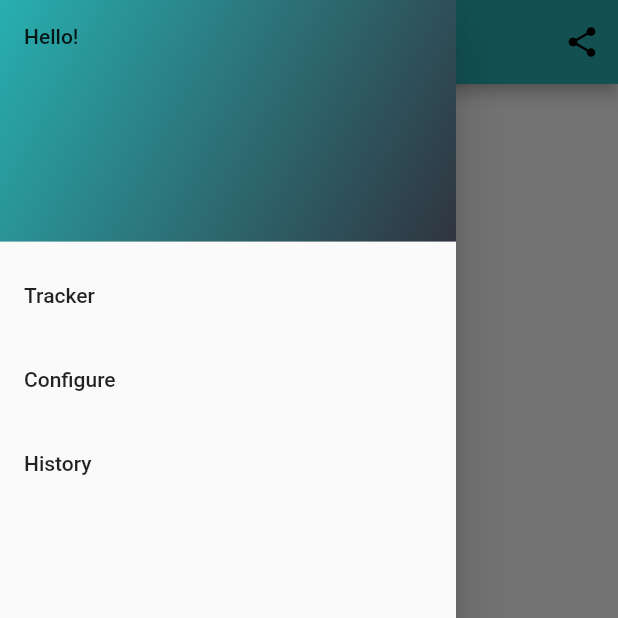
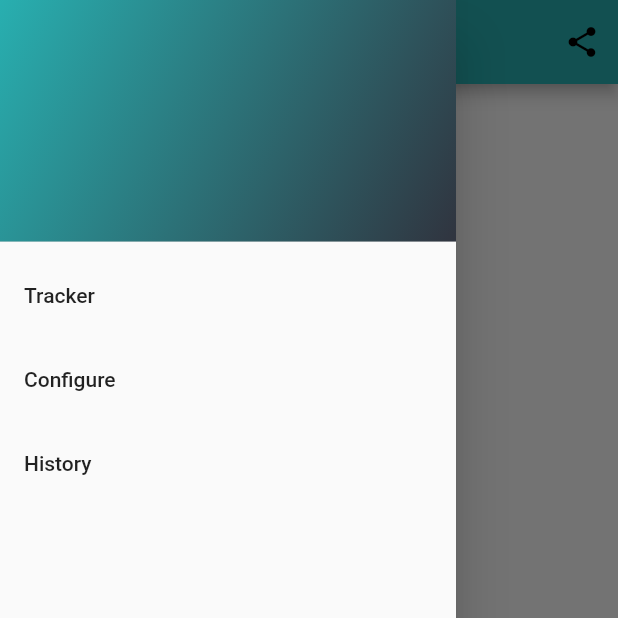
Before and after one commit to hertelukas/stattrack, a Flutter app: the screen it shows after launch, with the side drawer open, on a phone screen of 412 x 824 dp, the top half of it. Run offline on Flutter 3.47's test engine with Material 2 defaults, Android fonts, the phone set to English and light mode, and no system bars; our stand-ins replace share_plus.

Commit message:
UI fixes and a new info button when adding a new tracker

```diff
--- a/lib/configurationUI.dart
+++ b/lib/configurationUI.dart
@@ -108,7 +108,29 @@ class _AddTrackerFormState extends State<_AddTrackerForm> {
   Widget build(BuildContext context) {
     return Scaffold(
         appBar: AppBar(
-          title: const Text('Create a new Item'),
+          title: const Text('Create a new item'),
+          actions: <Widget>[
+            IconButton(
+              icon: Icon(Icons.info_outline),
+              onPressed: () {
+                showDialog<String>(
+                  context: context,
+                  builder: (BuildContext context) => AlertDialog(
+                    title: Text("Adding a new tracker"),
+                    content: const Text(
+                        "Add a new tracker. Use these trackers to keep track of everything you like. " +
+                            "Furthermore you can use a Checkbox as filter for the analysis of your data."),
+                    actions: <Widget>[
+                      TextButton(
+                        onPressed: () => Navigator.pop(context, 'OK'),
+                        child: const Text('OK'),
+                      ),
+                    ],
+                  ),
+                );
+              },
+            ),
+          ],
         ),
         body: Form(
             key: _formKey,
--- a/lib/main.dart
+++ b/lib/main.dart
@@ -5,19 +5,7 @@ import 'package:stattrack/trackerUI.dart';
 import 'package:stattrack/historyUI.dart';
 import 'package:stattrack/data.dart';
 import 'package:share_plus/share_plus.dart';
-
-final Map<int, Color> color = {
-  50: Color.fromRGBO(4, 131, 184, .1),
-  100: Color.fromRGBO(4, 131, 184, .2),
-  200: Color.fromRGBO(4, 131, 184, .3),
-  300: Color.fromRGBO(4, 131, 184, .4),
-  400: Color.fromRGBO(4, 131, 184, .5),
-  500: Color.fromRGBO(4, 131, 184, .6),
-  600: Color.fromRGBO(4, 131, 184, .7),
-  700: Color.fromRGBO(4, 131, 184, .8),
-  800: Color.fromRGBO(4, 131, 184, .9),
-  900: Color.fromRGBO(4, 131, 184, 1),
-};
+import 'dart:math';
 
 void main() {
   runApp(MyApp());
@@ -56,8 +44,6 @@ class _MyAppState extends State<MyApp> {
     });
   }
 
-  MaterialColor main = MaterialColor(0xff28AFB0, color);
-  MaterialColor dark = MaterialColor(0xff30343F, color);
 
   // This widget is the root of your application.
   @override
@@ -66,7 +52,7 @@ class _MyAppState extends State<MyApp> {
     print("Fields: " + _config.fields.length.toString());
     return MaterialApp(
         title: 'Stat Track',
-        theme: ThemeData(primarySwatch: main),
+        theme: ThemeData(primarySwatch: generateMaterialColor(Color(0xff28AFB0))),
         home: Builder(
           builder: (context) => Scaffold(
               appBar: AppBar(
@@ -89,7 +75,7 @@ class _MyAppState extends State<MyApp> {
                   padding: EdgeInsets.zero,
                   children: [
                     const DrawerHeader(
-                      child: Text('Hello!'),
+                      child: Text(''),
                       decoration: BoxDecoration(
                           gradient: LinearGradient(
                               begin: Alignment.topLeft,
@@ -145,4 +131,38 @@ class _MyAppState extends State<MyApp> {
                           })),
         ));
   }
+
+  // Source: https://gist.github.com/moritzmorgenroth/5602102d855efde2d686b0c7c5a095ad
+  MaterialColor generateMaterialColor(Color color) {
+    return MaterialColor(color.value, {
+      50: tintColor(color, 0.9),
+      100: tintColor(color, 0.8),
+      200: tintColor(color, 0.6),
+      300: tintColor(color, 0.4),
+      400: tintColor(color, 0.2),
+      500: color,
+      600: shadeColor(color, 0.1),
+      700: shadeColor(color, 0.2),
+      800: shadeColor(color, 0.3),
+      900: shadeColor(color, 0.4),
+    });
+  }
+
+  int tintValue(int value, double factor) =>
+      max(0, min((value + ((255 - value) * factor)).round(), 255));
+
+  Color tintColor(Color color, double factor) => Color.fromRGBO(
+      tintValue(color.red, factor),
+      tintValue(color.green, factor),
+      tintValue(color.blue, factor),
+      1);
+
+  int shadeValue(int value, double factor) =>
+      max(0, min(value - (value * factor).round(), 255));
+
+  Color shadeColor(Color color, double factor) => Color.fromRGBO(
+      shadeValue(color.red, factor),
+      shadeValue(color.green, factor),
+      shadeValue(color.blue, factor),
+      1);
 }
```
